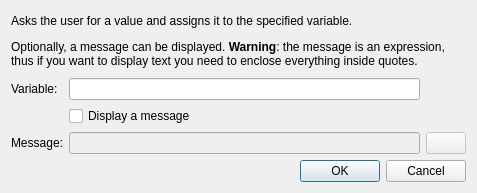
The window that src/forms/ui_alg_input.ui (TuringApp/Turing) describes before a commit, drawn with Qt 5.
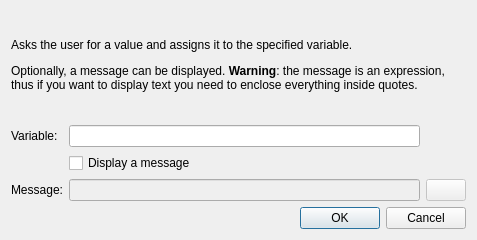
The same window after the commit. Icons and pictures are not drawn.

The edit to the form file:
```diff
--- a/src/forms/ui_alg_input.ui
+++ b/src/forms/ui_alg_input.ui
@@ -10,7 +10,7 @@
     <x>0</x>
     <y>0</y>
     <width>477</width>
-    <height>193</height>
+    <height>240</height>
    </rect>
   </property>
   <property name="windowTitle">
```
